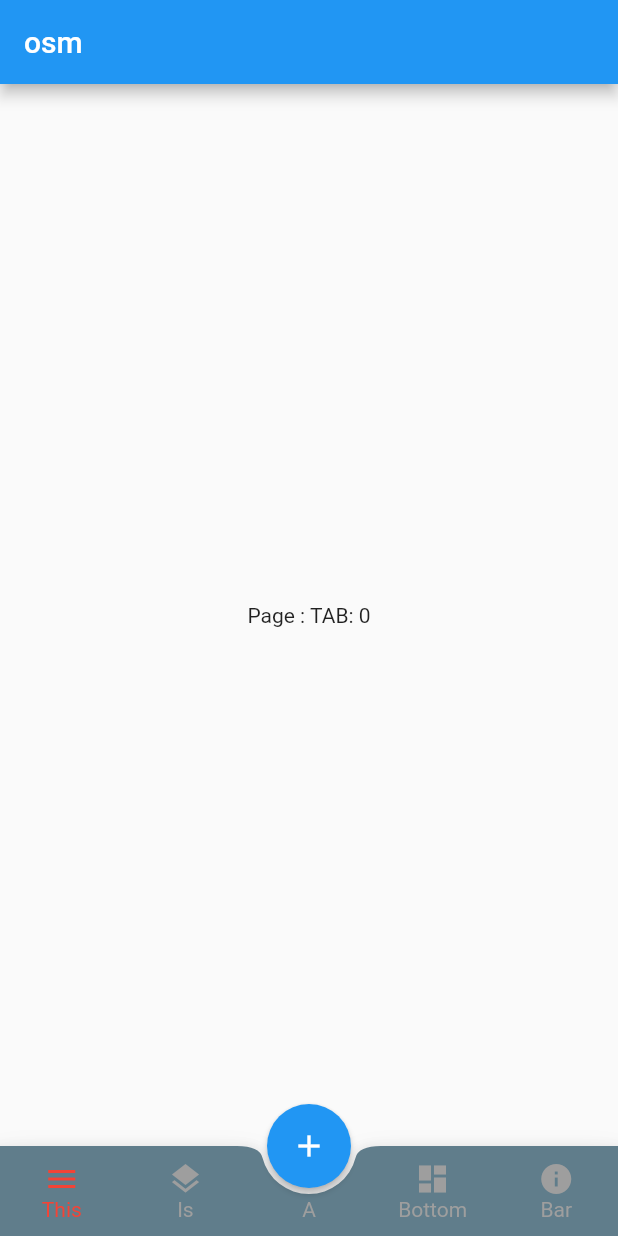
After one commit to cballevre/sami, a Flutter app: the screen it shows after launch, on a phone screen of 412 x 824 dp. The commit adds this screen. Run offline on Flutter 3.47's test engine with Material 2 defaults, Android fonts, the phone set to English and light mode, and no system bars.

Commit message:
extract home page

```diff
--- /dev/null
+++ b/lib/pages/home.dart
@@ -0,0 +1,83 @@
+import 'package:flutter/material.dart';
+
+import 'package:sami/widgets/fab_with_icons.dart';
+import 'package:sami/widgets/fab_bottom_app_bar.dart';
+
+class HomePage extends StatefulWidget {
+  const HomePage({super.key, required this.title});
+
+  final String title;
+
+  @override
+  State<HomePage> createState() => _HomePageState();
+}
+
+class _HomePageState extends State<HomePage> {
+  late PageController controller;
+  late int indexPage;
+
+  @override
+  void initState() {
+    super.initState();
+    controller = PageController(initialPage: 1);
+    indexPage = controller.initialPage;
+  }
+
+  String _lastSelected = 'TAB: 0';
+
+  void _selectedTab(int index) {
+    setState(() {
+      _lastSelected = 'TAB: $index';
+    });
+  }
+
+  void _selectedFab(int index) {
+    setState(() {
+      _lastSelected = 'FAB: $index';
+    });
+  }
+
+
+  @override
+  Widget build(BuildContext context) {
+    return Scaffold(
+      appBar: AppBar(
+        title: Text("osm"),
+      ),
+      body: PageView(
+        children: <Widget>[
+          Center(
+            child: Text("Page : " + _lastSelected),
+          ),
+        ],
+        controller: controller,
+        onPageChanged: (p) {
+          setState(() {
+            indexPage = p;
+          });
+        },
+      ),
+      // floatingActionButtonLocation: FloatingActionButtonLocation.centerDocked,
+      floatingActionButton: FloatingActionButton(
+        onPressed: () { },
+        tooltip: 'Increment',
+        child: Icon(Icons.add),
+        elevation: 2.0,
+      ),
+      floatingActionButtonLocation: FloatingActionButtonLocation.centerDocked,
+      bottomNavigationBar: FABBottomAppBar(
+        centerItemText: 'A',
+        color: Colors.grey,
+        selectedColor: Colors.red,
+        notchedShape: CircularNotchedRectangle(),
+        onTabSelected: _selectedTab,
+        items: [
+          FABBottomAppBarItem(iconData: Icons.menu, text: 'This'),
+          FABBottomAppBarItem(iconData: Icons.layers, text: 'Is'),
+          FABBottomAppBarItem(iconData: Icons.dashboard, text: 'Bottom'),
+          FABBottomAppBarItem(iconData: Icons.info, text: 'Bar'),
+        ], backgroundColor: Colors.blueGrey,
+      ),
+    );
+  }
+}
```
Also changed, not shown: lib/main.dart (+2 -90 lines).
